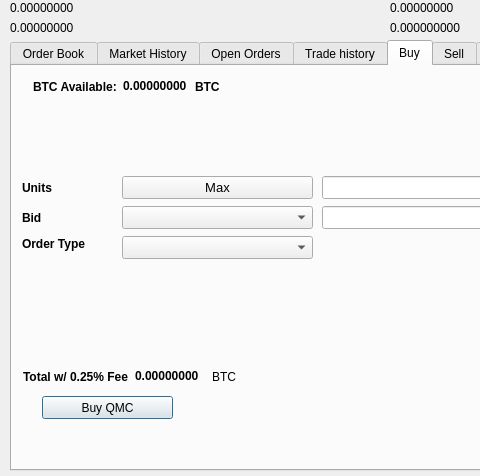
The window that src/qt/forms/tradingdialog.ui (project-qmc/QMC) describes before a commit, drawn with Qt 5; both pictures show x 0 to 480 and y 0 to 476 of the 780 by 476 pixel window.
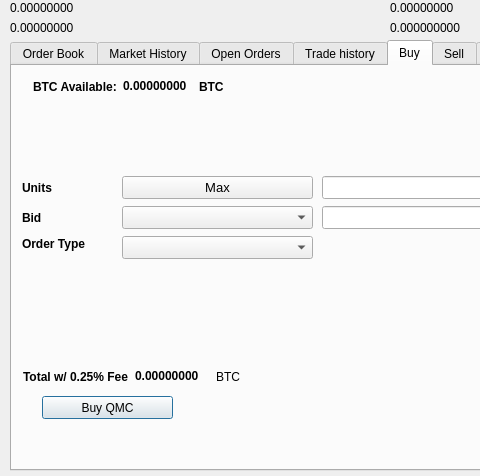
The same window after the commit. The open tabs and pages were chosen to show the change. Icons and pictures are not drawn.

The edit to the form file:
```diff
--- a/src/qt/forms/tradingdialog.ui
+++ b/src/qt/forms/tradingdialog.ui
@@ -619,7 +619,7 @@
       <rect>
        <x>21</x>
        <y>11</y>
-       <width>227</width>
+       <width>236</width>
        <height>19</height>
       </rect>
      </property>
@@ -1088,7 +1088,7 @@
       <rect>
        <x>11</x>
        <y>301</y>
-       <width>259</width>
+       <width>267</width>
        <height>19</height>
       </rect>
      </property>
```
Left out of the diff: 4 changed lines with no effect on the pictures.
